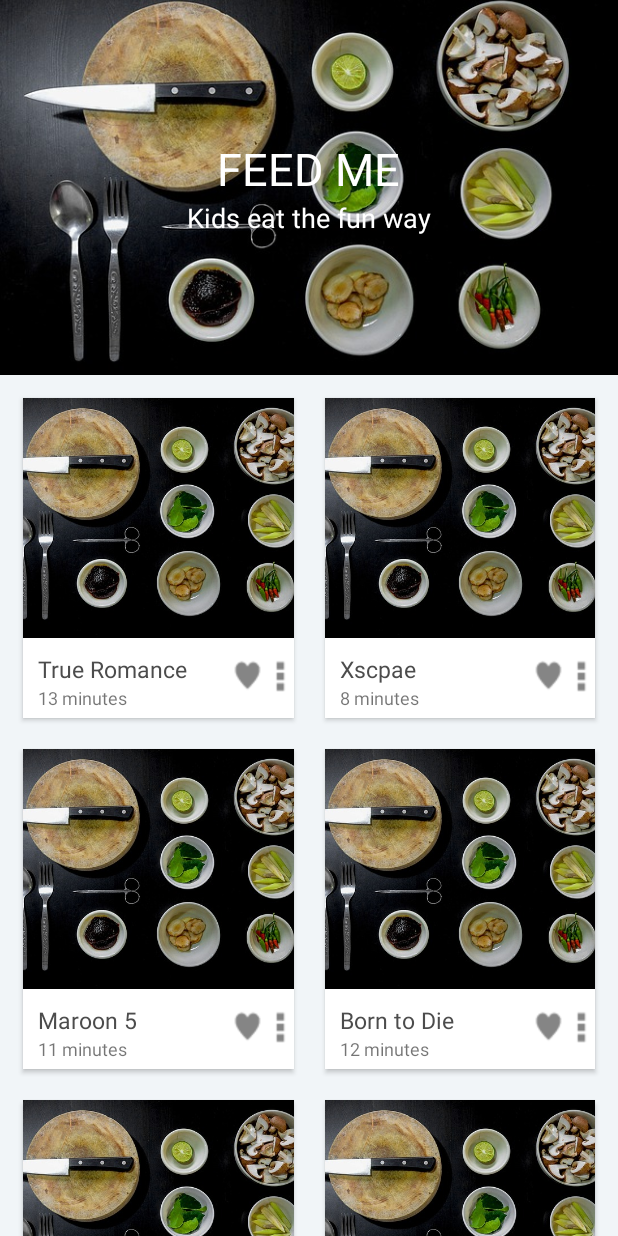
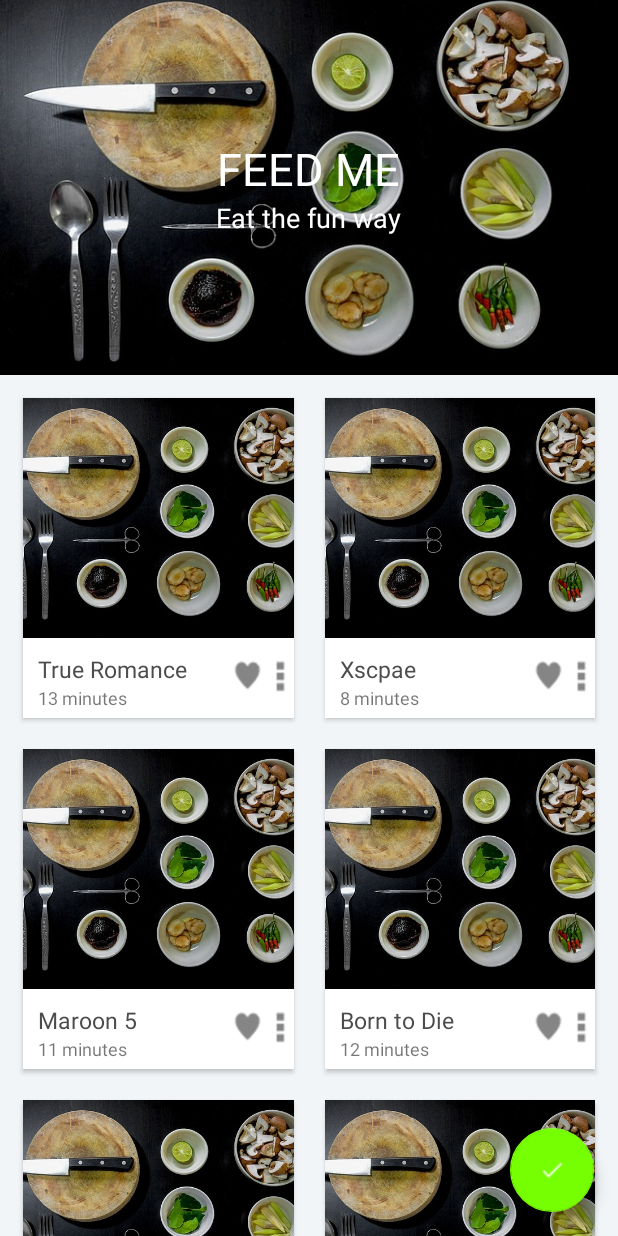
Before and after one commit to barrinbar/FeedMe, an Android app: the screen it shows after launch (MainActivity), on a phone screen of 412 x 824 dp. Run offline under Robolectric (Android 15) with nearby library versions, the light colour scheme and no system bars.

Commit message:
Main activity now has FAB

```diff
--- a/app/src/main/java/com/inbar/feedme/MainActivity.java
+++ b/app/src/main/java/com/inbar/feedme/MainActivity.java
@@ -2,6 +2,7 @@ package com.inbar.feedme;
 
 import android.content.res.Resources;
 import android.graphics.Rect;
+import android.os.Build;
 import android.os.Bundle;
 import android.support.design.widget.AppBarLayout;
 import android.support.design.widget.CollapsingToolbarLayout;
@@ -29,11 +30,36 @@ public class MainActivity extends AppCompatActivity {
     protected void onCreate(Bundle savedInstanceState) {
         super.onCreate(savedInstanceState);
         setContentView(R.layout.activity_main);
+        configureToolbar();
+
+        configureRecyclerView();
+
+        prepareRecipes();
+
+        // Set backdrop image
+        try {
+            Glide.with(this).load(R.drawable.recipe_default).into((ImageView) findViewById(R.id.backdrop));
+        } catch (Exception e) {
+            e.printStackTrace();
+        }
+    }
+
+    private void configureToolbar() {
         Toolbar toolbar = (Toolbar) findViewById(R.id.toolbar);
         setSupportActionBar(toolbar);
 
-        initCollapsingToolbar();
+        // getSupportActionBar().setDisplayHomeAsUpEnabled(true);
 
+        if (Build.VERSION.SDK_INT >= Build.VERSION_CODES.LOLLIPOP)
+          toolbar.setElevation(4);
+
+        configureCollapsingToolbar();
+    }
+
+    /**
+     * Config Recycler view with recipe cards
+     */
+    private void configureRecyclerView() {
         recyclerView = (RecyclerView) findViewById(R.id.recycler_view);
 
         recipeList = new ArrayList<>();
@@ -44,21 +70,13 @@ public class MainActivity extends AppCompatActivity {
         recyclerView.addItemDecoration(new GridSpacingItemDecoration(2, dpToPx(10), true));
         recyclerView.setItemAnimator(new DefaultItemAnimator());
         recyclerView.setAdapter(adapter);
-
-        prepareRecipes();
-
-        try {
-            Glide.with(this).load(R.drawable.recipe_default).into((ImageView) findViewById(R.id.backdrop));
-        } catch (Exception e) {
-            e.printStackTrace();
-        }
     }
 
     /**
      * Initializing collapsing toolbar
      * Will show and hide the toolbar title on scroll
      */
-    private void initCollapsingToolbar() {
+    private void configureCollapsingToolbar() {
         final CollapsingToolbarLayout collapsingToolbar =
                 (CollapsingToolbarLayout) findViewById(R.id.collapsing_toolbar);
         collapsingToolbar.setTitle(" ");
--- a/app/src/main/res/layout/activity_main.xml
+++ b/app/src/main/res/layout/activity_main.xml
@@ -38,6 +38,7 @@
                         android:layout_height="match_parent"
                         android:fitsSystemWindows="true"
                         android:scaleType="centerCrop"
+                        android:src="@drawable/recipe_default"
                         app:layout_collapseMode="parallax" />
 
                     <LinearLayout
@@ -77,5 +78,14 @@
         </android.support.design.widget.AppBarLayout>
 
         <include layout="@layout/content_main" />
+    <android.support.design.widget.FloatingActionButton
+        android:id="@+id/fab"
+        android:layout_width="wrap_content"
+        android:layout_height="wrap_content"
+        android:layout_alignParentBottom="true"
+        android:layout_gravity="bottom|end"
+        android:layout_marginBottom="@dimen/activity_vertical_margin"
+        android:layout_marginEnd="@dimen/activity_horizontal_margin"
+        android:src="@drawable/ic_done"/>
 
 </android.support.design.widget.CoordinatorLayout>
--- a/app/src/main/res/layout/basic_layout.xml
+++ b/app/src/main/res/layout/basic_layout.xml
@@ -23,7 +23,6 @@
                 app:title="@string/app_name"
                 app:titleTextAppearance="@style/Toolbar.TitleText"
                 app:popupTheme="@style/ThemeOverlay.AppCompat.Light"
-
                 tools:context=".Toolbar"
                 app:layout_scrollFlags="scroll|enterAlways"
                 />
@@ -41,9 +40,9 @@
             android:layout_width="wrap_content"
             android:layout_height="wrap_content"
             android:layout_alignParentBottom="true"
-            android:layout_gravity="bottom|right"
+            android:layout_gravity="bottom|end"
             android:layout_marginBottom="@dimen/activity_vertical_margin"
-            android:layout_marginRight="@dimen/activity_horizontal_margin"
+            android:layout_marginEnd="@dimen/activity_horizontal_margin"
             android:src="@drawable/ic_done"/>
 
     </android.support.design.widget.CoordinatorLayout>
--- a/app/src/main/res/values/dimens.xml
+++ b/app/src/main/res/values/dimens.xml
@@ -5,8 +5,8 @@
     <dimen name="fab_margin">16dp</dimen>
     <dimen name="item_offset">10dp</dimen>
     <dimen name="detail_backdrop_height">250dp</dimen>
-    <dimen name="backdrop_title">30dp</dimen>
-    <dimen name="backdrop_subtitle">18dp</dimen>
+    <dimen name="backdrop_title">30sp</dimen>
+    <dimen name="backdrop_subtitle">18sp</dimen>
     <dimen name="card_margin">5dp</dimen>
     <dimen name="card_recipe_radius">0dp</dimen>
     <dimen name="cover_photo_height">160dp</dimen>
--- a/app/src/main/res/values/strings.xml
+++ b/app/src/main/res/values/strings.xml
@@ -9,7 +9,7 @@
     <string name="btn_continue_to_story">Continue to story</string>
     <string name="more_options">More options</string>
     <string name="backdrop_title">FEED ME</string>
-    <string name="backdrop_subtitle">Kids eat the fun way</string>
+    <string name="backdrop_subtitle">Eat the fun way</string>
     <string name="add_to_favorites">Add to favorites</string>
 
     <plurals name="numberOfMinutes">
```
